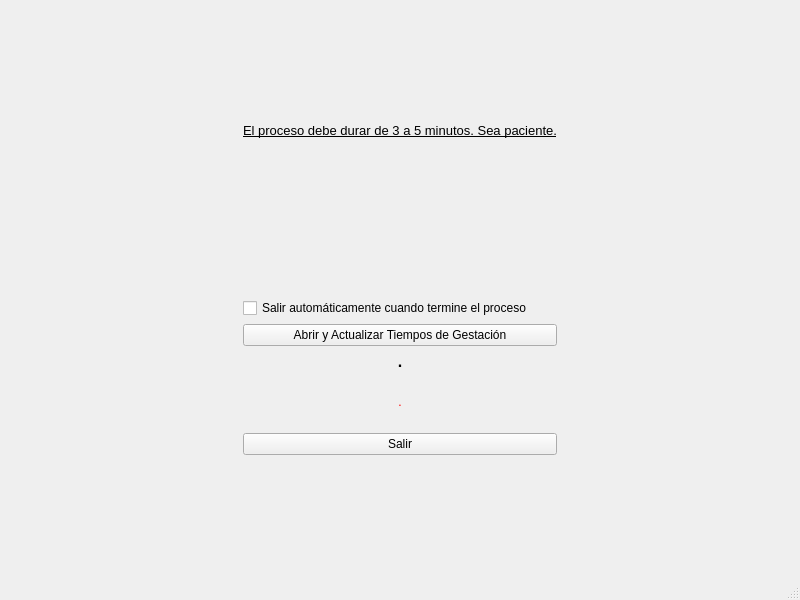
Above: mainwindow.ui from Yousdel/PAMI-AcTG before the change. Below: the same form after it.
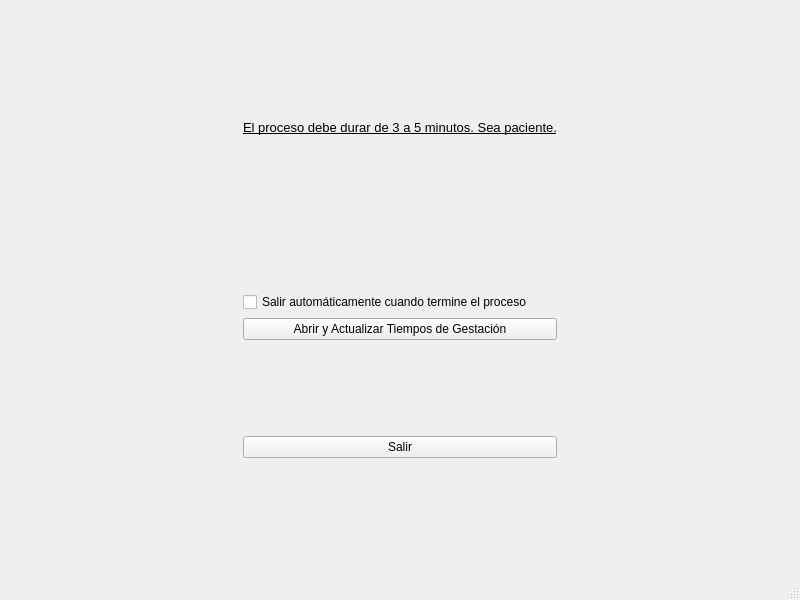
That is the form after the change. Icons and pictures are not drawn.

Patch:
```diff
--- a/mainwindow.ui
+++ b/mainwindow.ui
@@ -110,7 +110,7 @@
       <item>
        <widget class="QLabel" name="texto">
         <property name="text">
-         <string>&lt;html&gt;&lt;head/&gt;&lt;body&gt;&lt;p align=&quot;center&quot;&gt;&lt;span style=&quot; font-size:12pt; font-weight:600;&quot;&gt;.&lt;/span&gt;&lt;/p&gt;&lt;/body&gt;&lt;/html&gt;</string>
+         <string>&lt;html&gt;&lt;head/&gt;&lt;body&gt;&lt;p align=&quot;center&quot;&gt;&lt;br/&gt;&lt;/p&gt;&lt;/body&gt;&lt;/html&gt;</string>
         </property>
        </widget>
       </item>
@@ -123,7 +123,7 @@
          </size>
         </property>
         <property name="text">
-         <string>&lt;html&gt;&lt;head/&gt;&lt;body&gt;&lt;p align=&quot;center&quot;&gt;&lt;span style=&quot; color:#ff0000;&quot;&gt;.&lt;/span&gt;&lt;/p&gt;&lt;/body&gt;&lt;/html&gt;</string>
+         <string>&lt;html&gt;&lt;head/&gt;&lt;body&gt;&lt;p align=&quot;center&quot;&gt;&lt;br/&gt;&lt;/p&gt;&lt;/body&gt;&lt;/html&gt;</string>
         </property>
        </widget>
       </item>
```
